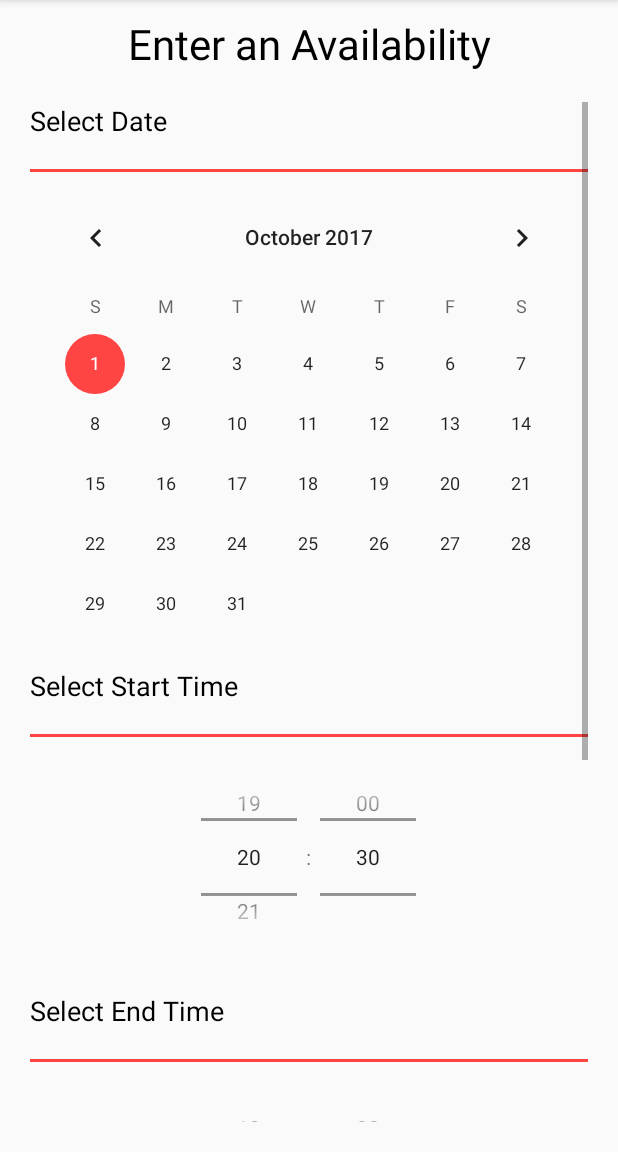
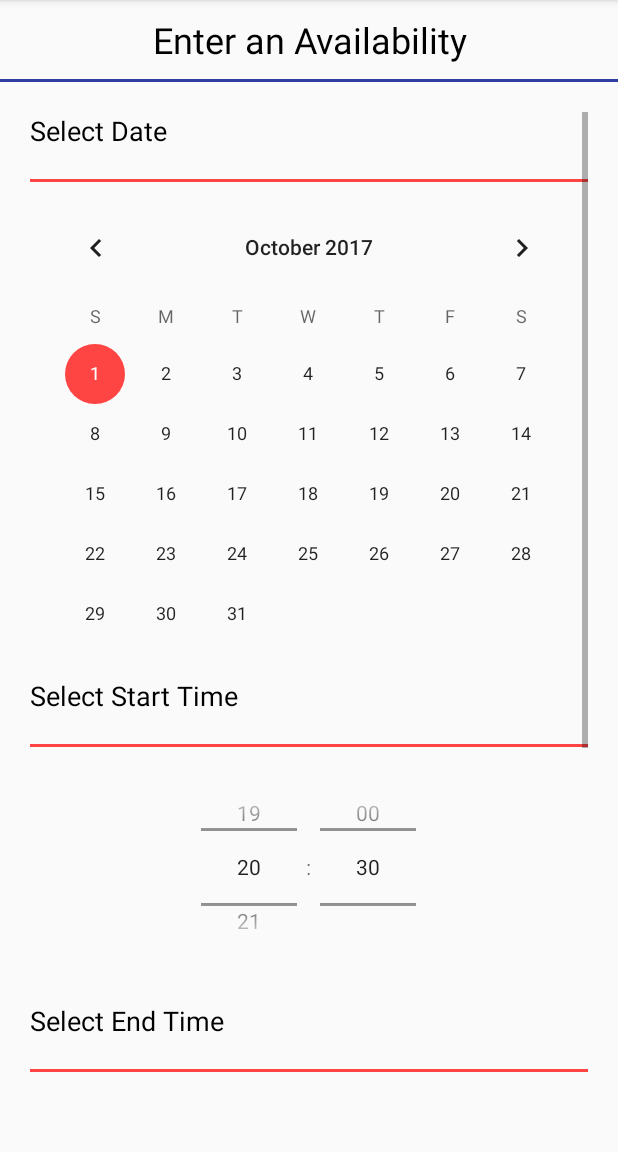
Before and after one commit to sc1122/SEPProject, an Android app: the Controller_MakeAvailability screen opened directly, with no data from a screen before it, on a phone screen of 412 x 824 dp, the part 84-1236 px from its top. Run offline under Robolectric (Android 15) with nearby library versions, the light colour scheme and no system bars; our stand-ins replace Firebase (no records; nobody signed in at launch, a user with empty details on screens opened directly); 1 statement that could not run was skipped.

Commit message:
More UI changes, made it so you can’t type in the timepickers

```diff
--- a/SEPPrototype/app/src/main/java/uts/sep/tcba/sepprototype/Controller_MakeAvailability.java
+++ b/SEPPrototype/app/src/main/java/uts/sep/tcba/sepprototype/Controller_MakeAvailability.java
@@ -50,6 +50,10 @@ public class Controller_MakeAvailability extends AppCompatActivity {
         super.onCreate(savedInstanceState);
         setContentView(R.layout.activity_make_availability);
         Toolbar toolbar = (Toolbar) findViewById(R.id.toolbar);
+        TimePicker scrollStart = (TimePicker) findViewById(R.id.startTime);
+        scrollStart.setDescendantFocusability(TimePicker.FOCUS_BLOCK_DESCENDANTS);
+        TimePicker scrollEnd = (TimePicker) findViewById(R.id.endTime);
+        scrollEnd.setDescendantFocusability(TimePicker.FOCUS_BLOCK_DESCENDANTS);
 
         Bundle bundle = this.getIntent().getExtras();
         currentUser = (Tutor) bundle.getSerializable("user");
--- a/SEPPrototype/app/src/main/res/layout/activity_make_availability.xml
+++ b/SEPPrototype/app/src/main/res/layout/activity_make_availability.xml
@@ -50,7 +50,13 @@
         android:layout_marginTop="10dp"
         android:textAlignment="center"
         android:textColor="@android:color/black"
-        android:textSize="28dp"/>
+        android:textSize="24dp"/>
+
+    <View
+        android:layout_width="fill_parent"
+        android:layout_height="2dp"
+        android:layout_marginTop="10dp"
+        android:background="@color/colorPrimaryDark"/>
 
     <FrameLayout
         android:id="@+id/content"
@@ -180,7 +186,7 @@
                         android:padding="20dp"
                         android:text="1"
                         android:textAlignment="center"
-                        android:textSize="30dp" />
+                        android:textSize="48dp" />
 
                     <Button
                         android:id="@+id/addCapacity"
```
